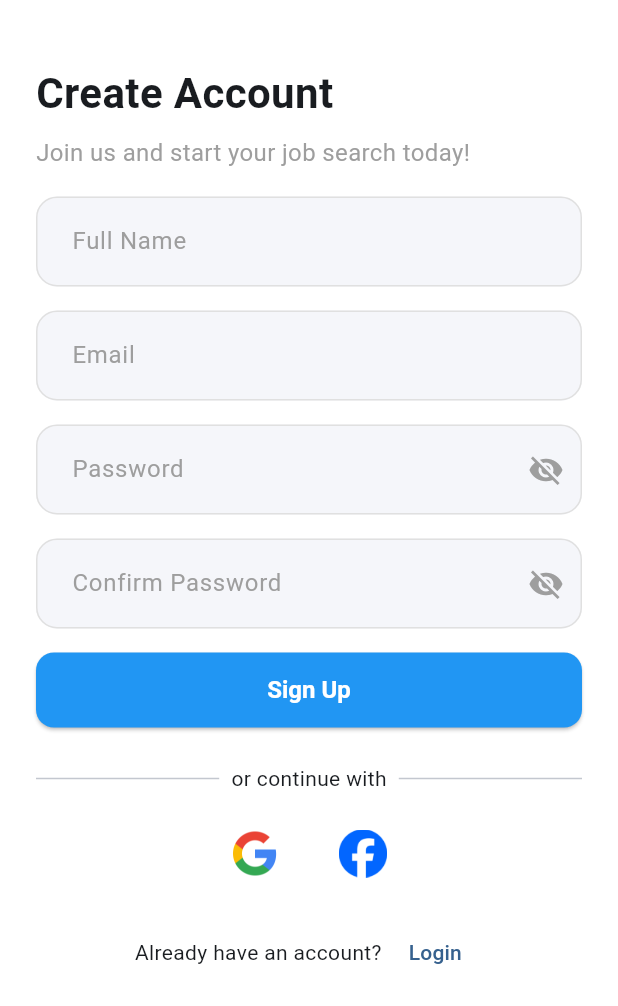
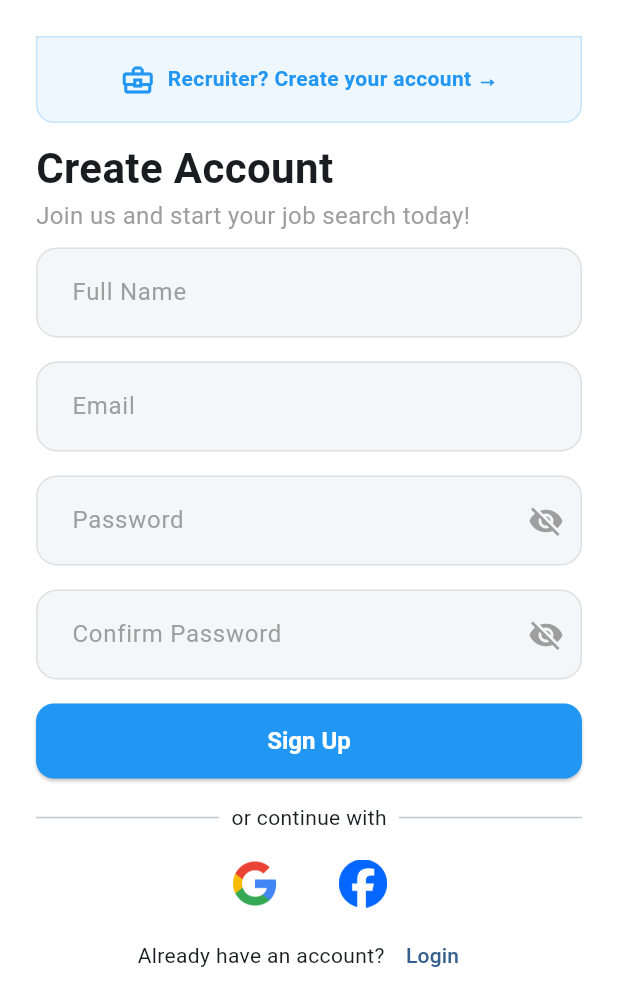
Before and after one commit to kushaalchallani/job-finder-app, a Flutter app: the SignUpPage screen opened by its route, on a phone screen of 412 x 824 dp. Shown: the top 1006 px of the screen. Run offline on Flutter 3.47's test engine with Material 3 defaults, Android fonts, the phone set to English and light mode, and no system bars; our stand-ins replace app_links, flutter_riverpod, go_router, shared_preferences, supabase_flutter; accounts and stored records are empty.

Commit message:
[Added] Recruiter Signup

```diff
--- a/lib/features/auth/controllers/sign_up_controller.dart
+++ b/lib/features/auth/controllers/sign_up_controller.dart
@@ -35,6 +35,7 @@ class SignUpController extends StateNotifier<SignUpState> {
     required String fullName,
     required String email,
     required String password,
+    required String role,
     required BuildContext context,
   }) async {
     state = state.copyWith(isLoading: true, error: null);
@@ -42,6 +43,7 @@ class SignUpController extends StateNotifier<SignUpState> {
       fullName: fullName,
       email: email,
       password: password,
+      role: role,
     );
     state = state.copyWith(isLoading: false);
 
--- a/lib/features/auth/pages/sign_up_page.dart
+++ b/lib/features/auth/pages/sign_up_page.dart
@@ -70,6 +70,7 @@ class _SignUpPageState extends ConsumerState<SignUpPage> {
           email: _emailController.text.trim(),
           password: _passwordController.text,
           context: context,
+          role: 'job_seeker',
         );
 
     if (success && mounted) {
@@ -119,17 +120,49 @@ class _SignUpPageState extends ConsumerState<SignUpPage> {
         child: ListView(
           padding: const EdgeInsets.all(24),
           children: [
-            const SizedBox(height: 18),
+            Container(
+              width: double.infinity,
+              padding: const EdgeInsets.symmetric(vertical: 16, horizontal: 18),
+              margin: const EdgeInsets.only(bottom: 10),
+              decoration: BoxDecoration(
+                color: AppColors.primary.withOpacity(0.08),
+                border: Border.all(color: AppColors.primary.withOpacity(0.2)),
+                borderRadius: BorderRadius.only(
+                  bottomLeft: Radius.circular(12),
+                  bottomRight: Radius.circular(12),
+                ),
+              ),
+              child: GestureDetector(
+                onTap: () => context.push('/recruiter-signup'),
+                child: const Row(
+                  mainAxisAlignment: MainAxisAlignment.center,
+                  children: [
+                    Icon(
+                      Icons.business_center_outlined,
+                      color: AppColors.primary,
+                    ),
+                    SizedBox(width: 8),
+                    Text(
+                      "Recruiter? Create your account →",
+                      style: TextStyle(
+                        color: AppColors.primary,
+                        fontWeight: FontWeight.bold,
+                      ),
+                    ),
+                  ],
+                ),
+              ),
+            ),
+
             const Text(
               "Create Account",
               style: TextStyle(fontSize: 28, fontWeight: FontWeight.bold),
             ),
-            const SizedBox(height: 8),
             const Text(
               "Join us and start your job search today!",
               style: TextStyle(fontSize: 16, color: AppColors.textSecondary),
             ),
-            const SizedBox(height: 18),
+            const SizedBox(height: 10),
 
             const FlashBanner(),
 
@@ -159,8 +192,7 @@ class _SignUpPageState extends ConsumerState<SignUpPage> {
               isLoading: state.isLoading,
               onPressed: _handleSignUp,
             ),
-            const SizedBox(height: 24),
-
+            const SizedBox(height: 16),
             Row(
               children: const [
                 Expanded(child: Divider(thickness: 1)),
@@ -171,7 +203,7 @@ class _SignUpPageState extends ConsumerState<SignUpPage> {
                 Expanded(child: Divider(thickness: 1)),
               ],
             ),
-            const SizedBox(height: 16),
+            const SizedBox(height: 10),
 
             state.isSocialLoading
                 ? const Center(child: CircularProgressIndicator())
@@ -197,11 +229,10 @@ class _SignUpPageState extends ConsumerState<SignUpPage> {
                       ),
                     ],
                   ),
-            const SizedBox(height: 18),
             Row(
               mainAxisAlignment: MainAxisAlignment.center,
               children: [
-                const Text("Already have an account? "),
+                const Text("Already have an account?"),
                 TextButton(
                   onPressed: () => context.go('/login'),
                   child: const Text("Login"),
--- a/lib/features/auth/services/auth_service.dart
+++ b/lib/features/auth/services/auth_service.dart
@@ -5,15 +5,16 @@ import 'package:job_finder_app/features/auth/services/auth_social_service.dart';
 import 'package:job_finder_app/features/auth/services/auth_utils.dart';
 
 class AuthService {
-  // ✅ Email/password
   static Future<bool> signUpWithEmail({
     required String email,
     required String password,
     required String fullName,
+    required String role,
   }) => AuthEmailService.signUpWithEmail(
     email: email,
     password: password,
     fullName: fullName,
+    role: role,
   );
 
   static Future<String?> signInWithEmail({
--- a/lib/routes/app_router.dart
+++ b/lib/routes/app_router.dart
@@ -2,6 +2,7 @@ import 'dart:async';
 import 'package:flutter/material.dart';
 import 'package:flutter_riverpod/flutter_riverpod.dart';
 import 'package:go_router/go_router.dart';
+import 'package:job_finder_app/features/auth/pages/recruiter_sign_up_page.dart';
 import 'package:supabase_flutter/supabase_flutter.dart';
 import '../features/auth/pages/splash_page.dart';
 import '../features/auth/pages/sign_up_page.dart';
@@ -67,6 +68,11 @@ class AppRouter {
         name: 'reset-password',
         builder: (context, state) => const ResetPasswordPage(),
       ),
+      GoRoute(
+        path: '/recruiter-signup',
+        name: 'recruiter-signup',
+        builder: (context, state) => const RecruiterSignUpPage(),
+      ),
     ],
     redirect: (context, state) {
       final session = Supabase.instance.client.auth.currentSession;
```
Also changed, not shown: lib/features/auth/controllers/recruiter_signup_controller.dart (added, +85 -0 lines), lib/features/auth/pages/recruiter_sign_up_page.dart (added, +166 -0 lines), lib/features/auth/services/auth_email_service.dart (+16 -16 lines), lib/features/auth/services/auth_social_service.dart (+3 -6 lines).
